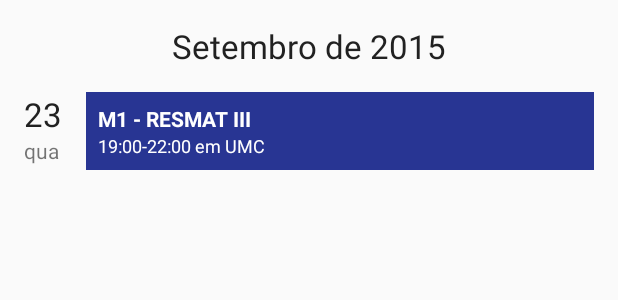
After one commit to lucasvarjao/CAE-UMC, an Android app: the layout agenda_recyclerview.xml on its own in the app's theme, with its tools: preview values and no code run, on a phone screen of 412 x 824 dp. The commit adds this screen. Shown: the top 300 px of the screen. Run offline under Robolectric (Android 15) with nearby library versions, the phone set to English and light mode, and no system bars.

Commit message:
26/08/2015 21:56

```diff
--- /dev/null
+++ b/app/src/main/res/layout/agenda_recyclerview.xml
@@ -0,0 +1,75 @@
+<?xml version="1.0" encoding="utf-8"?>
+<RelativeLayout xmlns:android="http://schemas.android.com/apk/res/android"
+    android:layout_width="match_parent" android:layout_height="match_parent">
+
+    <TextView
+        android:layout_width="wrap_content"
+        android:layout_height="wrap_content"
+        android:textAppearance="?android:attr/textAppearanceLarge"
+        android:text="Setembro de 2015"
+        android:id="@+id/lblMesAno"
+        android:layout_alignParentTop="false"
+        android:layout_alignParentLeft="false"
+        android:layout_alignParentBottom="false"
+        android:layout_alignParentRight="false"
+        android:layout_alignWithParentIfMissing="false"
+        android:layout_centerHorizontal="true"
+        android:layout_marginTop="16dp" />
+
+    <TextView
+        android:layout_width="wrap_content"
+        android:layout_height="wrap_content"
+        android:textAppearance="?android:attr/textAppearanceLarge"
+        android:text="23"
+        android:id="@+id/lblDiaMes"
+        android:layout_marginTop="16dp"
+        android:layout_marginLeft="16dp"
+        android:layout_marginStart="23dp"
+        android:layout_alignParentTop="false"
+        android:layout_alignParentLeft="true"
+        android:layout_alignParentStart="true"
+        android:layout_below="@+id/lblMesAno" />
+
+    <TextView
+        android:layout_width="wrap_content"
+        android:layout_height="wrap_content"
+        android:textAppearance="?android:attr/textAppearanceSmall"
+        android:text="qua"
+        android:id="@+id/lblDiaSemana"
+        android:layout_alignLeft="@+id/lblDiaMes"
+        android:layout_below="@+id/lblDiaMes" />
+
+    <LinearLayout
+        android:orientation="vertical"
+        android:layout_width="match_parent"
+        android:layout_height="wrap_content"
+        android:layout_toRightOf="@+id/lblDiaMes"
+        android:layout_alignTop="@+id/lblDiaMes"
+        android:layout_marginLeft="16dp"
+        android:layout_marginRight="16dp"
+        android:background="@color/primary"
+        android:padding="8dp"
+        android:id="@+id/eventoLayout">
+
+        <TextView
+            android:layout_width="match_parent"
+            android:layout_height="wrap_content"
+            android:textAppearance="?android:attr/textAppearanceSmall"
+            android:text="M1 - RESMAT III"
+            android:id="@+id/lblDescricaoEvento"
+            android:layout_alignTop="@+id/lblDiaMes"
+            android:layout_centerHorizontal="true"
+            android:textColor="@color/primary_text_default_material_dark"
+            android:layout_toRightOf="@+id/lblDiaMes"
+            android:textStyle="bold" />
+
+        <TextView
+            android:layout_width="wrap_content"
+            android:layout_height="wrap_content"
+            android:textAppearance="?android:attr/textAppearanceSmall"
+            android:text="19:00-22:00 em UMC"
+            android:id="@+id/lblHoraLocal"
+            android:textColor="@color/primary_text_default_material_dark"
+            android:textSize="12sp" />
+    </LinearLayout>
+</RelativeLayout>
```
Also changed, not shown: app/src/main/java/com/caeumc/caeumc/ApiAsyncTask.java (+8 -3 lines), app/src/main/java/com/caeumc/caeumc/NavDrawerActivity.java (+10 -10 lines), app/src/main/res/layout/fragment_calendario.xml (+19 -10 lines).
